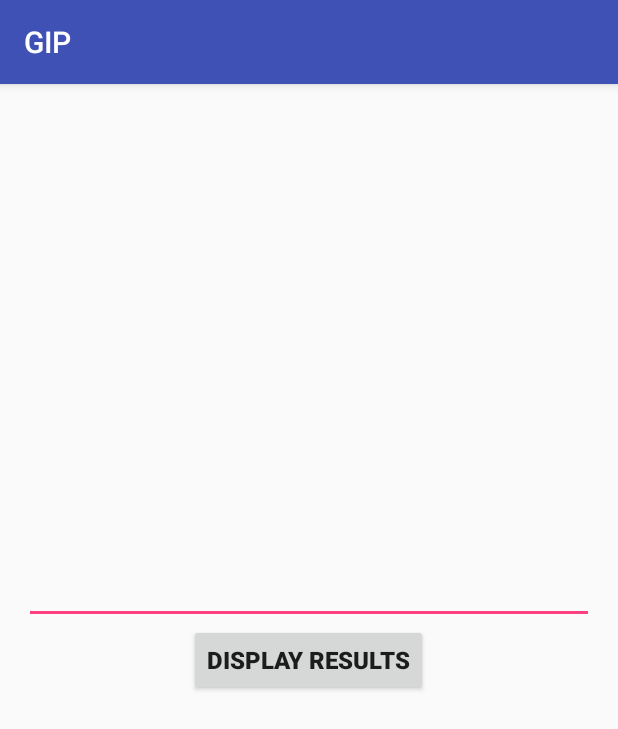
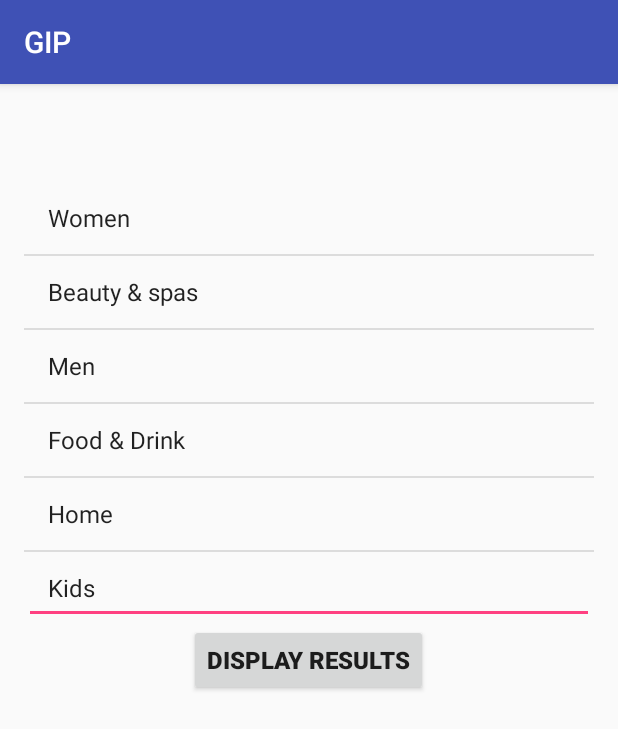
Before and after one commit to maksimsuperfin/GIP, an Android app: the screen it shows after launch (SearchResults), on a phone screen of 412 x 824 dp. Shown: the top 729 px of the screen. Run offline under Robolectric (Android 15) with nearby library versions, the light colour scheme and no system bars.

Commit message:
Added ListView into project to check how categories are processed

```diff
--- a/Android_app/app/src/main/java/com/grest/gip/SearchResults.java
+++ b/Android_app/app/src/main/java/com/grest/gip/SearchResults.java
@@ -6,7 +6,12 @@ import android.os.Bundle;
 import android.support.v7.widget.AppCompatButton;
 import android.view.View;
 import android.view.View.OnClickListener;
+import android.widget.AdapterView;
+import android.widget.ArrayAdapter;
 import android.widget.EditText;
+import android.widget.ListView;
+
+import com.grest.gip.com.grest.gip.dao.Categories;
 
 /**
  * Created by Maksim.Superfin on 5/13/2016.
@@ -28,7 +33,22 @@ public class SearchResults extends AppCompatActivity {
                 displayResults(v);
             }
         });
+
+        ArrayAdapter<String> adapter = new ArrayAdapter<String>(this,
+                android.R.layout.simple_list_item_1, Categories.categories);
+        ListView listView = (ListView) findViewById(R.id.listView);
+        listView.setAdapter(adapter);
+        listView.setOnItemClickListener(mMessageClickedHandler);
     }
+
+    // Create a message handling object as an anonymous class.
+    private AdapterView.OnItemClickListener mMessageClickedHandler = new AdapterView.OnItemClickListener() {
+        public void onItemClick(AdapterView parent, View v, int position, long id) {
+            // Do something in response to the click
+            EditText editText = (EditText) findViewById(R.id.editText);
+            editText.setText(Categories.categories2Abbrevations.get((CharSequence) parent.getAdapter().getItem(position)));
+        }
+    };
 
     public void displayResults(View view) {
         Intent intent = new Intent(SearchResults.this, MapsActivity.class);
--- a/Android_app/app/src/main/java/com/grest/gip/com/grest/gip/dao/Categories.java
+++ b/Android_app/app/src/main/java/com/grest/gip/com/grest/gip/dao/Categories.java
@@ -2,6 +2,7 @@ package com.grest.gip.com.grest.gip.dao;
 
 import java.util.HashMap;
 import java.util.Map;
+import java.util.Set;
 
 /**
  * Created by Maksim.Superfin on 5/13/2016.
@@ -10,10 +11,33 @@ public class Categories {
     public static Map<String, String> categories2Abbrevations = new HashMap<String, String>();
     static {
         categories2Abbrevations.put("Food & Drink", "food-and-drink");
+        categories2Abbrevations.put("Beauty & spas", "beauty-and-spas");
+        categories2Abbrevations.put("Women", "women");
+        categories2Abbrevations.put("Men", "men");
+        categories2Abbrevations.put("Home", "home-improvement|auto-and-home-improvement|food-and-drink-goods|home-and-garden-goods|household-essentials");
+        categories2Abbrevations.put("Kids", "baby-kids-and-toys");
     }
 
     public static Map<String, String> abbrevations2Categories = new HashMap<String, String>();
     static {
         abbrevations2Categories.put("food-and-drink", "Food & Drink");
+        abbrevations2Categories.put("beauty-and-spas", "Beauty & spas");
+        abbrevations2Categories.put("women", "Women");
+        abbrevations2Categories.put("men", "Men");
+        abbrevations2Categories.put("home-improvement|auto-and-home-improvement|food-and-drink-goods|home-and-garden-goods|household-essentials", "Home");
+        abbrevations2Categories.put("baby-kids-and-toys", "Kids");
+    }
+
+    public static String[] categories = getCategoriesNames();
+
+    private static String[] getCategoriesNames() {
+
+        Set<String> keys = categories2Abbrevations.keySet();
+        String[] result = new String[keys.size()];
+        int i = 0;
+        for (String key: keys) {
+            result[i++] = key;
+        }
+        return result;
     }
 }
--- a/Android_app/app/src/main/res/layout/activity_search_results.xml
+++ b/Android_app/app/src/main/res/layout/activity_search_results.xml
@@ -27,4 +27,12 @@
         android:onClick="displayResponse"
         android:id="@+id/resultsBtn" />
 
+    <ListView
+        android:layout_width="wrap_content"
+        android:layout_height="wrap_content"
+        android:id="@+id/listView"
+        android:layout_alignParentStart="true"
+        android:layout_above="@+id/resultsBtn"
+        style="@style/Base.Widget.AppCompat.ListView" />
+
 </RelativeLayout>
```
